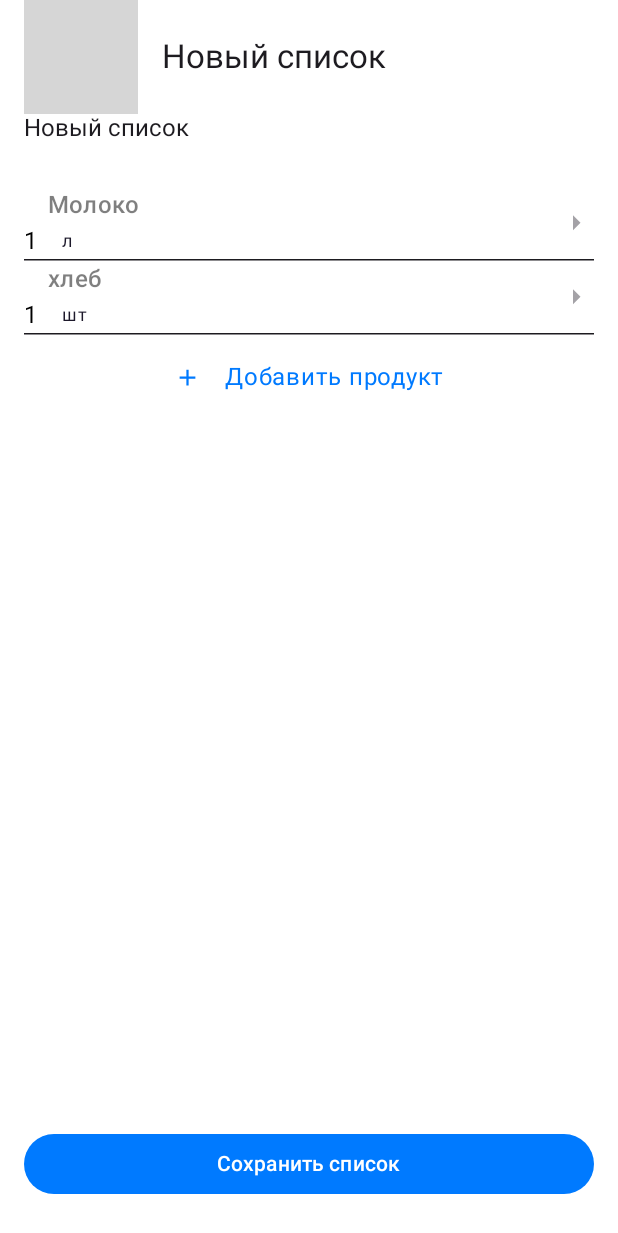
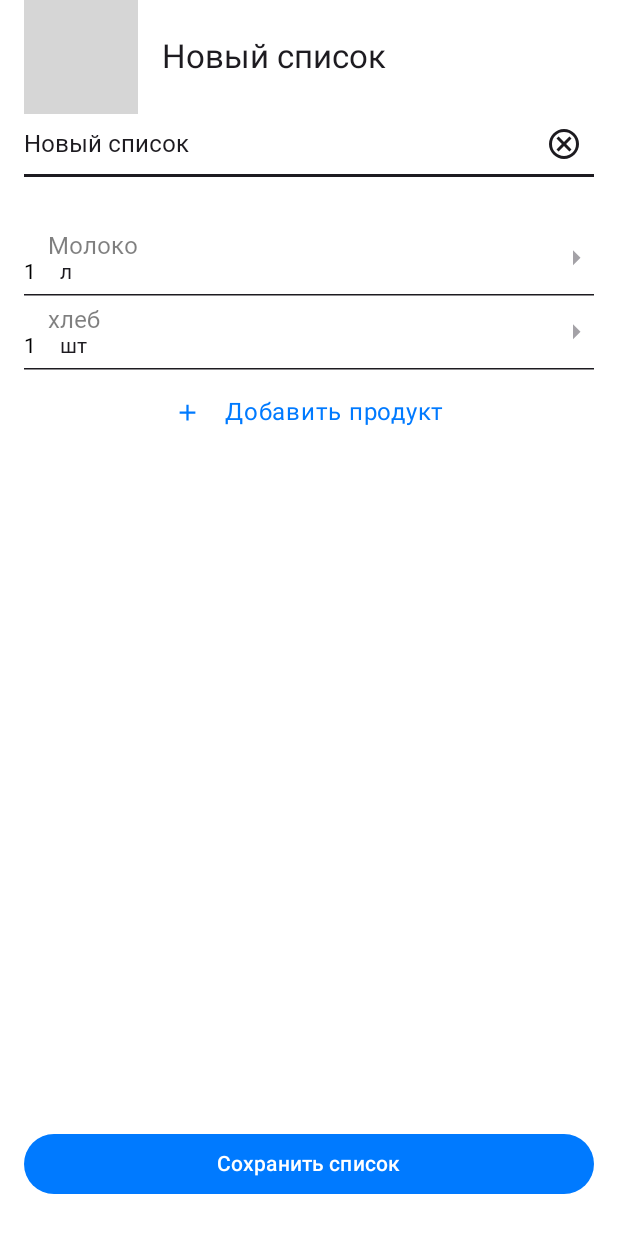
Before and after one commit to Spyker3D/ShoppingList, an Android app built with Jetpack Compose: the NewListScreen screen opened through its navigation route, on a phone screen of 412 x 824 dp. Shown: the top 1233 px of the screen. Run offline under Robolectric (Android 15) with nearby library versions, the phone set to English and light mode, and no system bars; our stand-ins replace Dagger/Hilt's generated code, Room's generated code; Roboto replaces fonts that are not available here; grey boxes are pictures that could not be loaded.

Commit message:
add some UI elements

```diff
--- a/app/src/main/java/com/practicum/spisokpokupok/listdetails/presentation/editcurrentlist/ListEditAction.kt
+++ b/app/src/main/java/com/practicum/spisokpokupok/listdetails/presentation/editcurrentlist/ListEditAction.kt
@@ -36,6 +36,8 @@ sealed interface ListEditAction {
         val taskId: String,
     ) : ListEditAction
 
+    data object CompleteList : ListEditAction
+
     class OnTaskNameChange(
         val index: Int,
         val title: String,
--- a/app/src/main/java/com/practicum/spisokpokupok/listdetails/presentation/newlist/NewListScreen.kt
+++ b/app/src/main/java/com/practicum/spisokpokupok/listdetails/presentation/newlist/NewListScreen.kt
@@ -21,8 +21,12 @@ import androidx.compose.runtime.Composable
 import androidx.compose.ui.Alignment
 import androidx.compose.ui.Modifier
 import androidx.compose.ui.res.painterResource
+import androidx.compose.ui.text.TextStyle
+import androidx.compose.ui.text.font.Font
+import androidx.compose.ui.text.font.FontFamily
 import androidx.compose.ui.tooling.preview.Preview
 import androidx.compose.ui.unit.dp
+import androidx.compose.ui.unit.sp
 import com.practicum.buyinglist.R
 import com.practicum.spisokpokupok.listdetails.domain.model.QuantityType
 import com.practicum.spisokpokupok.listdetails.presentation.newlist.component.AddNewItemBottomSheet
@@ -32,11 +36,11 @@ import com.practicum.spisokpokupok.ui.theme.ToDoListTheme
 
 @Composable
 fun NewListScreen(
-    modifier: Modifier = Modifier,
     onNavigateToCurrentLists: () -> Unit,
     onBackPressed: () -> Unit,
     action: (NewListAction) -> Unit,
     state: NewListUIState,
+    modifier: Modifier = Modifier,
 ) {
     Scaffold(
         modifier = modifier,
@@ -83,12 +87,34 @@ fun NewListScreen(
                         bottom = innerPadding.calculateBottomPadding(),
                     ).padding(horizontal = 16.dp),
         ) {
-            EditableTextField(
+            Row(
                 modifier = Modifier.fillMaxWidth(),
-                value = state.title,
-                onValueChange = {
-                    action(NewListAction.OnTitleChange(it))
-                },
+                verticalAlignment = Alignment.CenterVertically,
+                horizontalArrangement = androidx.compose.foundation.layout.Arrangement.SpaceBetween,
+            ) {
+                EditableTextField(
+                    modifier = Modifier.fillMaxWidth(),
+                    value = state.title,
+                    textStyle =
+                        TextStyle(
+                            fontFamily = FontFamily(Font(R.font.roboto_regular)),
+                            fontSize = 16.sp,
+                            color = MaterialTheme.colorScheme.onSurface,
+                        ),
+                    onValueChange = {
+                        action(NewListAction.OnTitleChange(it))
+                    },
+                )
+                Icon(
+                    painter = painterResource(id = R.drawable.ic_close),
+                    contentDescription = null,
+                    tint = MaterialTheme.colorScheme.onSurface,
+                )
+            }
+
+            HorizontalDivider(
+                color = MaterialTheme.colorScheme.onSurface,
+                thickness = 2.dp,
             )
             Spacer(
                 modifier = Modifier.padding(bottom = 20.dp),
@@ -101,7 +127,6 @@ fun NewListScreen(
             ) {
                 items(state.productItems.size) { index ->
                     val item = state.productItems[index]
-
                     TaskElement(
                         isRedacted = item.isNameRedacted,
                         name = item.name,
--- a/app/src/main/java/com/practicum/spisokpokupok/listdetails/presentation/newlist/component/EditableTextField.kt
+++ b/app/src/main/java/com/practicum/spisokpokupok/listdetails/presentation/newlist/component/EditableTextField.kt
@@ -1,9 +1,9 @@
 package com.practicum.spisokpokupok.listdetails.presentation.newlist.component
 
-import androidx.compose.foundation.layout.fillMaxWidth
 import androidx.compose.foundation.text.BasicTextField
 import androidx.compose.foundation.text.KeyboardActions
 import androidx.compose.material3.MaterialTheme
+import androidx.compose.material3.Text
 import androidx.compose.runtime.Composable
 import androidx.compose.ui.Modifier
 import androidx.compose.ui.text.TextStyle
@@ -32,7 +32,18 @@ fun EditableTextField(
         textStyle = textStyle,
         keyboardActions = keyboardActions,
         modifier =
-            Modifier
+        Modifier,
+        singleLine = true,
+        decorationBox = { innerTextField ->
+            if (value.isEmpty()) {
+                Text(
+                    text = label,
+                    color = MaterialTheme.colorScheme.onSurface,
+                    style = textStyle,
+                )
+            }
+            innerTextField()
+        },
     )
 }
 
--- a/app/src/main/java/com/practicum/spisokpokupok/listdetails/presentation/newlist/component/TaskElement.kt
+++ b/app/src/main/java/com/practicum/spisokpokupok/listdetails/presentation/newlist/component/TaskElement.kt
@@ -18,8 +18,12 @@ import androidx.compose.ui.draw.alpha
 import androidx.compose.ui.graphics.Color.Companion.Black
 import androidx.compose.ui.res.dimensionResource
 import androidx.compose.ui.res.painterResource
+import androidx.compose.ui.text.TextStyle
+import androidx.compose.ui.text.font.Font
+import androidx.compose.ui.text.font.FontFamily
 import androidx.compose.ui.tooling.preview.Preview
 import androidx.compose.ui.unit.dp
+import androidx.compose.ui.unit.sp
 import com.practicum.buyinglist.R
 import com.practicum.buyinglist.R.drawable.ic_arrow_right
 import com.practicum.spisokpokupok.listdetails.domain.model.QuantityType
@@ -61,7 +65,12 @@ fun TaskElement(
                         Text(
                             text = name,
                             color = Black,
-                            style = MaterialTheme.typography.titleMedium,
+                            style =
+                                TextStyle(
+                                    fontFamily = FontFamily(Font(R.font.roboto_regular)),
+                                    fontSize = 16.sp,
+                                    color = MaterialTheme.colorScheme.onSurface,
+                                ),
                             modifier = Modifier.alpha(0.5f),
                         )
                     }
@@ -72,6 +81,12 @@ fun TaskElement(
                     Text(
                         text = quantity,
                         color = Black,
+                        style =
+                            TextStyle(
+                                fontFamily = FontFamily(Font(R.font.roboto_regular)),
+                                fontSize = 14.sp,
+                                color = MaterialTheme.colorScheme.onSurface,
+                            ),
                     )
                     Text(
                         text =
@@ -96,7 +111,12 @@ fun TaskElement(
                                     ""
                                 }
                             },
-                        style = MaterialTheme.typography.bodySmall,
+                        style =
+                            TextStyle(
+                                fontFamily = FontFamily(Font(R.font.roboto_regular)),
+                                fontSize = 14.sp,
+                                color = MaterialTheme.colorScheme.onSurface,
+                            ),
                         modifier =
                             Modifier.padding(
                                 start = dimensionResource(id = R.dimen.horizontal_margin),
@@ -126,5 +146,4 @@ private fun TaskElementPreview() {
         isRedacted = false,
         onValueChange = {},
     )
-//
 }
```
Also changed, not shown: app/src/main/java/com/practicum/spisokpokupok/listdetails/presentation/editcurrentlist/CurrentLIstEditScreenViewModel.kt (+24 -32 lines), app/src/main/java/com/practicum/spisokpokupok/listdetails/presentation/editcurrentlist/CurrentListEditScreen.kt (+20 -6 lines), app/src/main/java/com/practicum/spisokpokupok/listdetails/domain/usecases/MoveTaskToActualUseCase.kt (renamed from app/src/main/java/com/practicum/spisokpokupok/listdetails/domain/usecases/RemoveFromCompletedItemsUseCase.kt).
